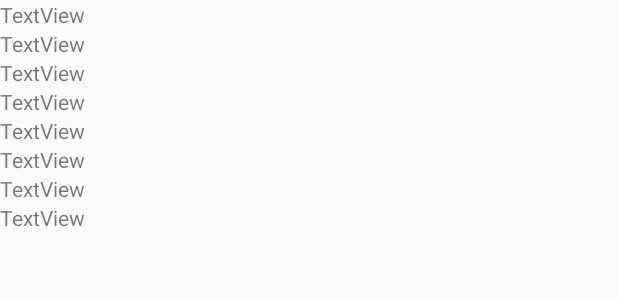
After one commit to Saryx11/Projet-Final, an Android app: the layout fragment_user.xml on its own in the app's theme, with its tools: preview values and no code run, on a phone screen of 412 x 824 dp. The commit adds this screen. Shown: the top 300 px of the screen. Run offline under Robolectric (Android 15) with nearby library versions, the phone set to English and light mode, and no system bars.

Commit message:
List is on a fragment

```diff
--- /dev/null
+++ b/app/src/main/res/layout/fragment_user.xml
@@ -0,0 +1,55 @@
+<?xml version="1.0" encoding="utf-8"?>
+<LinearLayout
+    xmlns:android="http://schemas.android.com/apk/res/android"
+    android:id="@+id/userInfo"
+    android:orientation="vertical" android:layout_width="match_parent"
+    android:layout_height="match_parent">
+
+    <TextView
+        android:id="@+id/textView9"
+        android:layout_width="match_parent"
+        android:layout_height="wrap_content"
+        android:text="TextView" />
+
+    <TextView
+        android:id="@+id/textView8"
+        android:layout_width="match_parent"
+        android:layout_height="wrap_content"
+        android:text="TextView" />
+
+    <TextView
+        android:id="@+id/textView7"
+        android:layout_width="match_parent"
+        android:layout_height="wrap_content"
+        android:text="TextView" />
+
+    <TextView
+        android:id="@+id/textView6"
+        android:layout_width="match_parent"
+        android:layout_height="wrap_content"
+        android:text="TextView" />
+
+    <TextView
+        android:id="@+id/textView5"
+        android:layout_width="match_parent"
+        android:layout_height="wrap_content"
+        android:text="TextView" />
+
+    <TextView
+        android:id="@+id/textView4"
+        android:layout_width="match_parent"
+        android:layout_height="wrap_content"
+        android:text="TextView" />
+
+    <TextView
+        android:id="@+id/textView3"
+        android:layout_width="match_parent"
+        android:layout_height="wrap_content"
+        android:text="TextView" />
+
+    <TextView
+        android:id="@+id/textView2"
+        android:layout_width="match_parent"
+        android:layout_height="wrap_content"
+        android:text="TextView" />
+</LinearLayout>
```
Also changed, not shown: app/src/main/java/com/example/benjaminlouis/projetfinal/ListActivity.java (+15 -31 lines), app/src/main/java/com/example/benjaminlouis/projetfinal/ListeUser.java (added, +47 -0 lines), app/src/main/res/layout/content_main.xml (+9 -14 lines), app/src/main/res/layout/fragment_liste.xml (added, +8 -0 lines).
